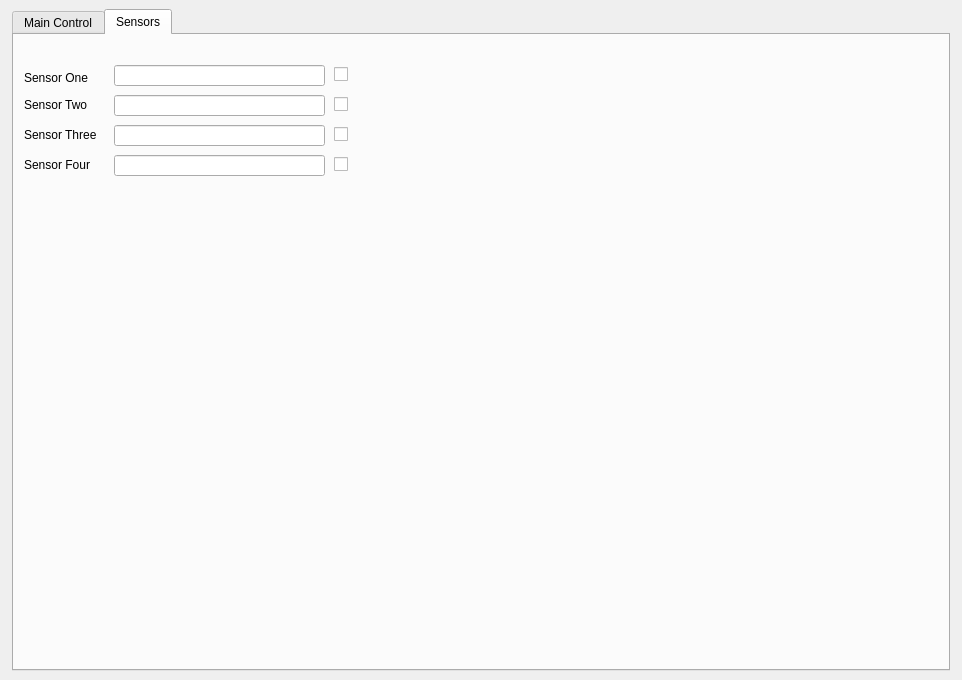
The window that controlBoard/GUI/controlTest.ui (YLGH/BGSProject) describes before a commit, drawn with Qt 5.
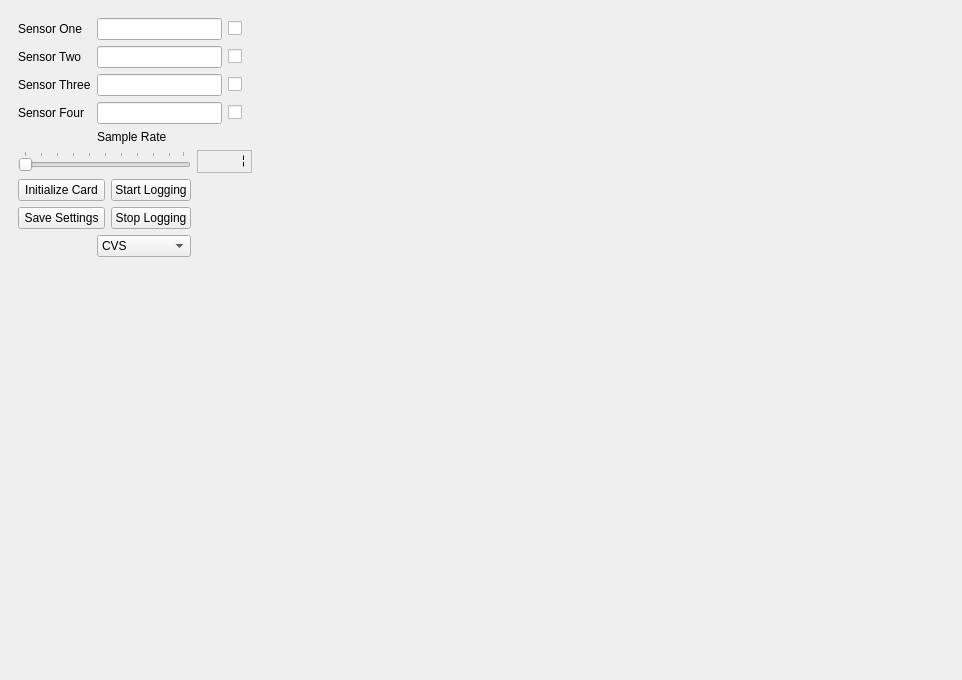
The same window after the commit. The open tabs and pages were chosen to show the change.

```diff
--- a/controlBoard/GUI/controlTest.ui
+++ b/controlBoard/GUI/controlTest.ui
@@ -28,73 +28,144 @@
   <property name="windowTitle">
    <string>Form</string>
   </property>
+  <layout class="QFormLayout" name="formLayout">
+   <property name="fieldGrowthPolicy">
+    <enum>QFormLayout::FieldsStayAtSizeHint</enum>
+   </property>
+   <item row="0" column="0">
+    <widget class="QWidget" name="widget" native="true">
   <layout class="QGridLayout" name="gridLayout">
    <item row="0" column="0">
-    <widget class="QTabWidget" name="tabs">
-     <property name="maximumSize">
-      <size>
-       <width>938</width>
-       <height>662</height>
-      </size>
-     </property>
-     <property name="autoFillBackground">
-      <bool>true</bool>
-     </property>
-     <property name="currentIndex">
+       <layout class="QGridLayout" name="gridLayout_2">
+        <item row="0" column="0">
+         <widget class="QLabel" name="sensor_one_label">
+          <property name="text">
+           <string>Sensor One</string>
+          </property>
+         </widget>
+        </item>
+        <item row="0" column="1" colspan="3">
+         <widget class="QLineEdit" name="sensor_one_name">
+          <property name="text">
+           <string/>
+          </property>
+          <property name="maxLength">
+           <number>20</number>
+          </property>
+          <property name="cursorPosition">
       <number>0</number>
      </property>
-     <widget class="QWidget" name="main_tab">
-      <attribute name="title">
-       <string>Main Control</string>
-      </attribute>
-      <widget class="QPushButton" name="start_logging_button">
-       <property name="geometry">
-        <rect>
-         <x>460</x>
-         <y>470</y>
-         <width>110</width>
-         <height>32</height>
-        </rect>
-       </property>
+          <property name="cursorMoveStyle">
+           <enum>Qt::VisualMoveStyle</enum>
+          </property>
+         </widget>
+        </item>
+        <item row="0" column="4">
+         <widget class="QCheckBox" name="check_one">
        <property name="text">
-        <string>Start Logging</string>
-       </property>
-      </widget>
-      <widget class="QPushButton" name="stop_logging_button">
-       <property name="geometry">
-        <rect>
-         <x>460</x>
-         <y>500</y>
-         <width>111</width>
-         <height>32</height>
-        </rect>
-       </property>
+           <string/>
+          </property>
+         </widget>
+        </item>
+        <item row="1" column="0">
+         <widget class="QLabel" name="sensor_two_label">
+          <property name="text">
+           <string>Sensor Two</string>
+          </property>
+         </widget>
+        </item>
+        <item row="1" column="1" colspan="3">
+         <widget class="QLineEdit" name="sensor_two_name">
        <property name="text">
-        <string>Stop Logging</string>
-       </property>
-      </widget>
-      <widget class="QPushButton" name="initialize_card_button">
-       <property name="geometry">
-        <rect>
-         <x>350</x>
-         <y>470</y>
-         <width>111</width>
-         <height>32</height>
-        </rect>
-       </property>
+           <string/>
+          </property>
+          <property name="maxLength">
+           <number>20</number>
+          </property>
+          <property name="cursorPosition">
+           <number>0</number>
+          </property>
+          <property name="cursorMoveStyle">
+           <enum>Qt::VisualMoveStyle</enum>
+          </property>
+         </widget>
+        </item>
+        <item row="1" column="4">
+         <widget class="QCheckBox" name="check_two">
+          <property name="text">
+           <string/>
+          </property>
+         </widget>
+        </item>
+        <item row="2" column="0">
+         <widget class="QLabel" name="sensor_three_label">
        <property name="text">
-        <string>Initialize Card</string>
-       </property>
-      </widget>
+           <string>Sensor Three</string>
+          </property>
+         </widget>
+        </item>
+        <item row="2" column="1" colspan="3">
+         <widget class="QLineEdit" name="sensor_three_name">
+          <property name="text">
+           <string/>
+          </property>
+          <property name="maxLength">
+           <number>20</number>
+          </property>
+          <property name="cursorPosition">
+           <number>0</number>
+          </property>
+          <property name="cursorMoveStyle">
+           <enum>Qt::VisualMoveStyle</enum>
+          </property>
+         </widget>
+        </item>
+        <item row="2" column="4">
+         <widget class="QCheckBox" name="check_three">
+          <property name="text">
+           <string/>
+          </property>
+         </widget>
+        </item>
+        <item row="3" column="0">
+         <widget class="QLabel" name="sensor_four_label">
+          <property name="text">
+           <string>Sensor Four</string>
+          </property>
+         </widget>
+        </item>
+        <item row="3" column="1" colspan="3">
+         <widget class="QLineEdit" name="sensor_four_name">
+          <property name="text">
+           <string/>
+          </property>
+          <property name="maxLength">
+           <number>20</number>
+          </property>
+          <property name="cursorPosition">
+           <number>0</number>
+          </property>
+          <property name="cursorMoveStyle">
+           <enum>Qt::VisualMoveStyle</enum>
+          </property>
+         </widget>
+        </item>
+        <item row="3" column="4">
+         <widget class="QCheckBox" name="check_four">
+          <property name="text">
+           <string/>
+          </property>
+         </widget>
+        </item>
+        <item row="4" column="1" colspan="2">
+         <widget class="QLabel" name="sample_rate_label">
+          <property name="text">
+           <string>Sample Rate</string>
+          </property>
+         </widget>
+        </item>
+        <item row="5" column="0" colspan="3">
       <widget class="QSlider" name="sample_rate">
-       <property name="geometry">
-        <rect>
-         <x>350</x>
-         <y>440</y>
-         <width>221</width>
-         <height>22</height>
-        </rect>
-       </property>
        <property name="whatsThis">
         <string>p</string>
        </property>
@@ -120,28 +191,9 @@
         <enum>QSlider::TicksAbove</enum>
        </property>
       </widget>
-      <widget class="QLabel" name="sample_rate_label">
-       <property name="geometry">
-        <rect>
-         <x>420</x>
-         <y>420</y>
-         <width>81</width>
-         <height>20</height>
-        </rect>
-       </property>
-       <property name="text">
-        <string>Sample Rate</string>
-       </property>
-      </widget>
+        </item>
+        <item row="5" column="3" colspan="2">
       <widget class="QLCDNumber" name="sample_rate_display">
-       <property name="geometry">
-        <rect>
-         <x>590</x>
-         <y>440</y>
-         <width>64</width>
-         <height>23</height>
-        </rect>
-       </property>
        <property name="frameShape">
         <enum>QFrame::StyledPanel</enum>
        </property>
@@ -158,15 +210,37 @@
         <number>1</number>
        </property>
       </widget>
+        </item>
+        <item row="6" column="0" colspan="2">
+         <widget class="QPushButton" name="initialize_card_button">
+          <property name="text">
+           <string>Initialize Card</string>
+          </property>
+         </widget>
+        </item>
+        <item row="6" column="2">
+         <widget class="QPushButton" name="start_logging_button">
+          <property name="text">
+           <string>Start Logging</string>
+          </property>
+         </widget>
+        </item>
+        <item row="7" column="0" colspan="2">
+         <widget class="QPushButton" name="save_setting_button">
+          <property name="text">
+           <string>Save Settings</string>
+          </property>
+         </widget>
+        </item>
+        <item row="7" column="2">
+         <widget class="QPushButton" name="stop_logging_button">
+          <property name="text">
+           <string>Stop Logging</string>
+          </property>
+         </widget>
+        </item>
+        <item row="8" column="1" colspan="2">
       <widget class="QComboBox" name="filetype">
-       <property name="geometry">
-        <rect>
-         <x>390</x>
-         <y>540</y>
-         <width>141</width>
-         <height>21</height>
-        </rect>
-       </property>
        <item>
         <property name="text">
          <string>CVS</string>
@@ -178,225 +252,10 @@
         </property>
        </item>
       </widget>
-      <widget class="QPushButton" name="save_setting_button">
-       <property name="geometry">
-        <rect>
-         <x>350</x>
-         <y>500</y>
-         <width>110</width>
-         <height>32</height>
-        </rect>
-       </property>
-       <property name="text">
-        <string>Save Settings</string>
-       </property>
-      </widget>
-      <zorder>start_logging_button</zorder>
-      <zorder>stop_logging_button</zorder>
-      <zorder>sample_rate</zorder>
-      <zorder>sample_rate_label</zorder>
-      <zorder>sample_rate_display</zorder>
-      <zorder>filetype</zorder>
-      <zorder>initialize_card_button</zorder>
-      <zorder>save_setting_button</zorder>
-     </widget>
-     <widget class="QWidget" name="sensor_tab">
-      <attribute name="title">
-       <string>Sensors</string>
-      </attribute>
-      <widget class="QLineEdit" name="sensor_one_name">
-       <property name="geometry">
-        <rect>
-         <x>100</x>
-         <y>30</y>
-         <width>211</width>
-         <height>21</height>
-        </rect>
-       </property>
-       <property name="text">
-        <string/>
-       </property>
-       <property name="maxLength">
-        <number>20</number>
-       </property>
-       <property name="cursorPosition">
-        <number>0</number>
-       </property>
-       <property name="cursorMoveStyle">
-        <enum>Qt::VisualMoveStyle</enum>
-       </property>
-      </widget>
-      <widget class="QLineEdit" name="sensor_two_name">
-       <property name="geometry">
-        <rect>
-         <x>100</x>
-         <y>60</y>
-         <width>211</width>
-         <height>21</height>
-        </rect>
-       </property>
-       <property name="text">
-        <string/>
-       </property>
-       <property name="maxLength">
-        <number>20</number>
-       </property>
-       <property name="cursorPosition">
-        <number>0</number>
-       </property>
-       <property name="cursorMoveStyle">
-        <enum>Qt::VisualMoveStyle</enum>
-       </property>
-      </widget>
-      <widget class="QLineEdit" name="sensor_three_name">
-       <property name="geometry">
-        <rect>
-         <x>100</x>
-         <y>90</y>
-         <width>211</width>
-         <height>21</height>
-        </rect>
-       </property>
-       <property name="text">
-        <string/>
-       </property>
-       <property name="maxLength">
-        <number>20</number>
-       </property>
-       <property name="cursorPosition">
-        <number>0</number>
-       </property>
-       <property name="cursorMoveStyle">
-        <enum>Qt::VisualMoveStyle</enum>
-       </property>
-      </widget>
-      <widget class="QLineEdit" name="sensor_four_name">
-       <property name="geometry">
-        <rect>
-         <x>100</x>
-         <y>120</y>
-         <width>211</width>
-         <height>21</height>
-        </rect>
-       </property>
-       <property name="text">
-        <string/>
-       </property>
-       <property name="maxLength">
-        <number>20</number>
-       </property>
-       <property name="cursorPosition">
-        <number>0</number>
-       </property>
-       <property name="cursorMoveStyle">
-        <enum>Qt::VisualMoveStyle</enum>
-       </property>
-      </widget>
-      <widget class="QCheckBox" name="check_one">
-       <property name="geometry">
-        <rect>
-         <x>320</x>
-         <y>30</y>
-         <width>21</width>
-         <height>18</height>
-        </rect>
-       </property>
-       <property name="text">
-        <string/>
-       </property>
-      </widget>
-      <widget class="QCheckBox" name="check_two">
-       <property name="geometry">
-        <rect>
-         <x>320</x>
-         <y>60</y>
-         <width>21</width>
-         <height>18</height>
-        </rect>
-       </property>
-       <property name="text">
-        <string/>
-       </property>
-      </widget>
-      <widget class="QCheckBox" name="check_three">
-       <property name="geometry">
-        <rect>
-         <x>320</x>
-         <y>90</y>
-         <width>21</width>
-         <height>18</height>
-        </rect>
-       </property>
-       <property name="text">
-        <string/>
-       </property>
-      </widget>
-      <widget class="QCheckBox" name="check_four">
-       <property name="geometry">
-        <rect>
-         <x>320</x>
-         <y>120</y>
-         <width>21</width>
-         <height>18</height>
-        </rect>
-       </property>
-       <property name="text">
-        <string/>
-       </property>
-      </widget>
-      <widget class="QLabel" name="sensor_one_label">
-       <property name="geometry">
-        <rect>
-         <x>10</x>
-         <y>33</y>
-         <width>81</width>
-         <height>20</height>
-        </rect>
-       </property>
-       <property name="text">
-        <string>Sensor One</string>
-       </property>
-      </widget>
-      <widget class="QLabel" name="sensor_two_label">
-       <property name="geometry">
-        <rect>
-         <x>10</x>
-         <y>60</y>
-         <width>81</width>
-         <height>20</height>
-        </rect>
-       </property>
-       <property name="text">
-        <string>Sensor Two</string>
-       </property>
-      </widget>
-      <widget class="QLabel" name="sensor_three_label">
-       <property name="geometry">
-        <rect>
-         <x>10</x>
-         <y>90</y>
-         <width>81</width>
-         <height>20</height>
-        </rect>
-       </property>
-       <property name="text">
-        <string>Sensor Three</string>
-       </property>
-      </widget>
-      <widget class="QLabel" name="sensor_four_label">
-       <property name="geometry">
-        <rect>
-         <x>10</x>
-         <y>120</y>
-         <width>81</width>
-         <height>20</height>
-        </rect>
-       </property>
-       <property name="text">
-        <string>Sensor Four</string>
-       </property>
-      </widget>
-     </widget>
+        </item>
+       </layout>
+      </item>
+     </layout>
     </widget>
    </item>
   </layout>
```
Left out of the diff: 15 changed lines with no effect on the pictures. Lines whose indentation alone changed are shown as unchanged.
